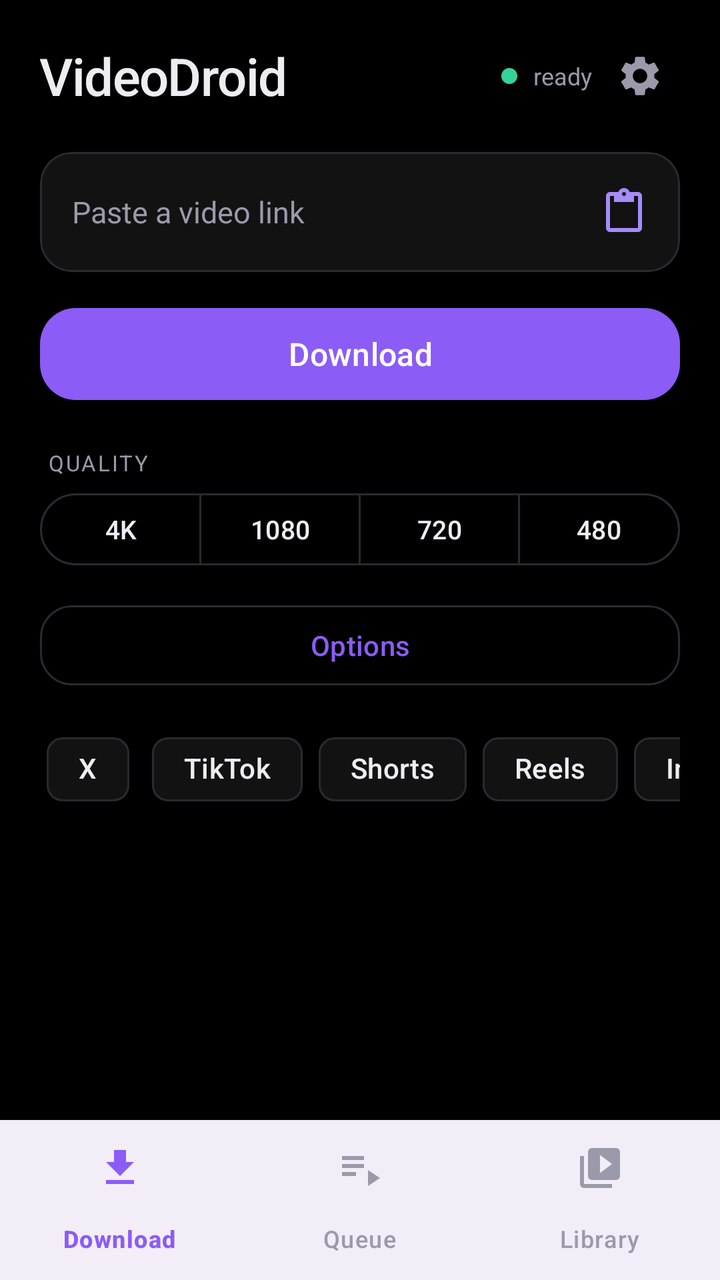
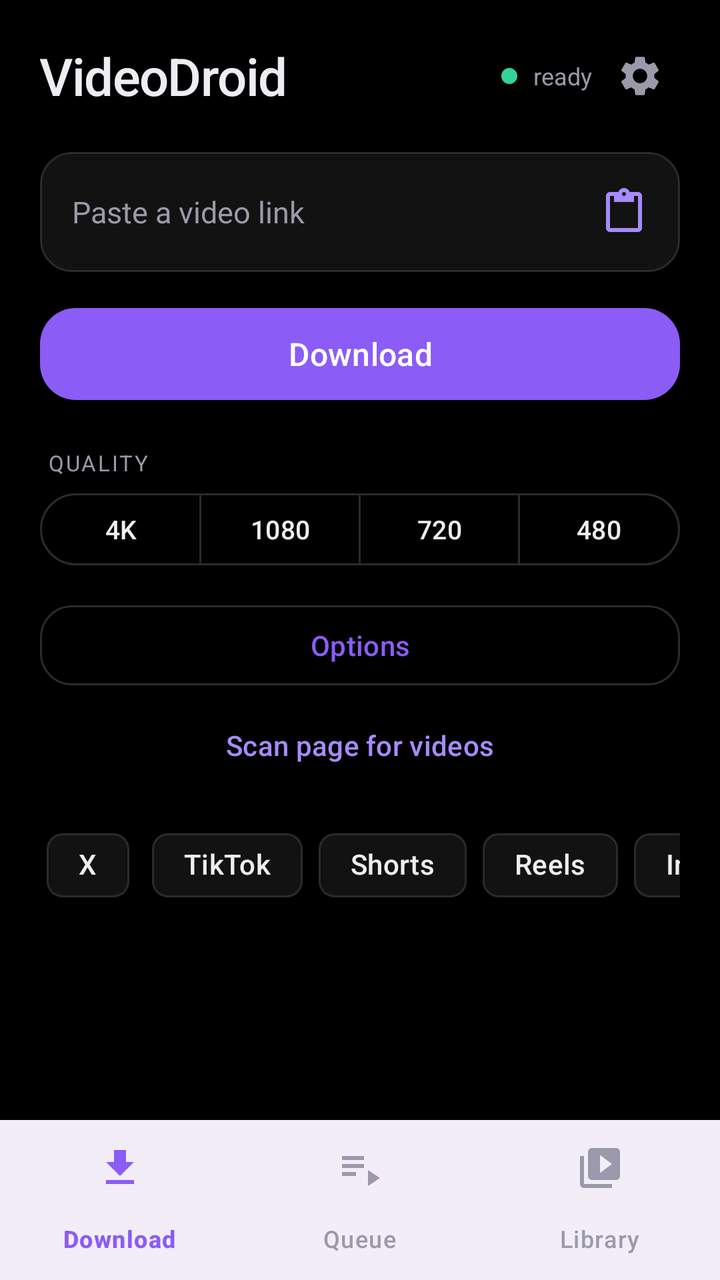

An Android layout rendered at two revisions. The XML below is the earlier revision; the diff shows what the commit changed to produce the second picture.
<!-- AndroidManifest.xml: application theme Theme.VideoDroid -->
<!-- res/layout/activity_main.xml -->
<?xml version="1.0" encoding="utf-8"?>
<LinearLayout xmlns:android="http://schemas.android.com/apk/res/android"
    xmlns:app="http://schemas.android.com/apk/res-auto"
    android:id="@+id/mainWrapper"
    android:layout_width="match_parent"
    android:layout_height="match_parent"
    android:background="@color/vd_bg"
    android:orientation="vertical">

    <ScrollView
        android:id="@+id/mainScroll"
        android:layout_width="match_parent"
        android:layout_height="0dp"
        android:layout_weight="1"
        android:fillViewport="true"
        android:scrollbars="none">

        <LinearLayout
            android:id="@+id/mainRoot"
            android:layout_width="match_parent"
            android:layout_height="wrap_content"
            android:orientation="vertical"
            android:paddingStart="20dp"
            android:paddingTop="18dp"
            android:paddingEnd="20dp"
            android:paddingBottom="28dp">

            
            <LinearLayout
                android:layout_width="match_parent"
                android:layout_height="wrap_content"
                android:gravity="center_vertical"
                android:orientation="horizontal">

                <TextView
                    android:layout_width="0dp"
                    android:layout_height="wrap_content"
                    android:layout_weight="1"
                    android:fontFamily="sans-serif-medium"
                    android:letterSpacing="-0.02"
                    android:text="VideoDroid"
                    android:textColor="@color/vd_text"
                    android:textSize="26sp" />

                <View
                    android:layout_width="8dp"
                    android:layout_height="8dp"
                    android:layout_marginEnd="8dp"
                    android:background="@drawable/dot_emerald" />

                <TextView
                    android:id="@+id/statePill"
                    android:layout_width="wrap_content"
                    android:layout_height="wrap_content"
                    android:layout_marginEnd="4dp"
                    android:text="ready"
                    android:textColor="@color/vd_text_dim"
                    android:textSize="12sp" />

                <ImageButton
                    android:id="@+id/settingsButton"
                    android:layout_width="40dp"
                    android:layout_height="40dp"
                    android:background="?attr/selectableItemBackgroundBorderless"
                    android:contentDescription="Settings"
                    android:padding="10dp"
                    android:src="@drawable/ic_settings"
                    app:tint="@color/vd_text_dim" />
            </LinearLayout>

            
            <com.google.android.material.card.MaterialCardView
                style="@style/Widget.VideoDroid.Card"
                android:layout_width="match_parent"
                android:layout_height="wrap_content"
                android:layout_marginTop="18dp">

                <LinearLayout
                    android:layout_width="match_parent"
                    android:layout_height="wrap_content"
                    android:gravity="center_vertical"
                    android:orientation="horizontal"
                    android:paddingStart="16dp"
                    android:paddingTop="4dp"
                    android:paddingEnd="6dp"
                    android:paddingBottom="4dp">

                    <EditText
                        android:id="@+id/urlInput"
                        android:layout_width="0dp"
                        android:layout_height="wrap_content"
                        android:layout_weight="1"
                        android:background="@null"
                        android:hint="Paste a video link"
                        android:imeOptions="actionGo"
                        android:inputType="textUri"
                        android:maxLines="2"
                        android:minHeight="52dp"
                        android:textColor="@color/vd_text"
                        android:textColorHint="@color/vd_text_dim"
                        android:textSize="15sp" />

                    <ImageButton
                        android:id="@+id/pasteButton"
                        android:layout_width="44dp"
                        android:layout_height="44dp"
                        android:background="?attr/selectableItemBackgroundBorderless"
                        android:contentDescription="Paste from clipboard"
                        android:padding="11dp"
                        android:src="@drawable/ic_paste"
                        app:tint="@color/vd_violet_soft" />
                </LinearLayout>
            </com.google.android.material.card.MaterialCardView>

            
            <com.google.android.material.card.MaterialCardView
                android:id="@+id/clipboardBanner"
                style="@style/Widget.VideoDroid.Card"
                android:layout_width="match_parent"
                android:layout_height="wrap_content"
                android:layout_marginTop="12dp"
                android:visibility="gone">

                <LinearLayout
                    android:layout_width="match_parent"
                    android:layout_height="wrap_content"
                    android:gravity="center_vertical"
                    android:orientation="horizontal"
                    android:paddingStart="14dp"
                    android:paddingTop="10dp"
                    android:paddingEnd="6dp"
                    android:paddingBottom="10dp">

                    <LinearLayout
                        android:layout_width="0dp"
                        android:layout_height="wrap_content"
                        android:layout_weight="1"
                        android:orientation="vertical">

                        <TextView
                            android:layout_width="match_parent"
                            android:layout_height="wrap_content"
                            android:text="Download this?"
                            android:textColor="@color/vd_text"
                            android:textSize="14sp" />

                        <TextView
                            android:id="@+id/clipboardBannerText"
                            android:layout_width="match_parent"
                            android:layout_height="wrap_content"
                            android:ellipsize="middle"
                            android:maxLines="1"
                            android:text=""
                            android:textColor="@color/vd_text_dim"
                            android:textSize="12sp" />
                    </LinearLayout>

                    <com.google.android.material.button.MaterialButton
                        android:id="@+id/clipboardBannerGo"
                        style="@style/Widget.Material3.Button.TextButton"
                        android:layout_width="wrap_content"
                        android:layout_height="wrap_content"
                        android:text="Download"
                        android:textAllCaps="false"
                        android:textColor="@color/vd_violet_soft" />

                    <com.google.android.material.button.MaterialButton
                        android:id="@+id/clipboardBannerClose"
                        style="@style/Widget.Material3.Button.TextButton"
                        android:layout_width="wrap_content"
                        android:layout_height="wrap_content"
                        android:minWidth="40dp"
                        android:text="✕"
                        android:textColor="@color/vd_text_dim" />
                </LinearLayout>
            </com.google.android.material.card.MaterialCardView>

            
            <com.google.android.material.card.MaterialCardView
                android:id="@+id/crashBanner"
                style="@style/Widget.VideoDroid.Card"
                android:layout_width="match_parent"
                android:layout_height="wrap_content"
                android:layout_marginTop="12dp"
                android:visibility="gone">

                <LinearLayout
                    android:layout_width="match_parent"
                    android:layout_height="wrap_content"
                    android:gravity="center_vertical"
                    android:orientation="horizontal"
                    android:paddingStart="14dp"
                    android:paddingTop="10dp"
                    android:paddingEnd="6dp"
                    android:paddingBottom="10dp">

                    <TextView
                        android:layout_width="0dp"
                        android:layout_height="wrap_content"
                        android:layout_weight="1"
                        android:text="VideoDroid crashed last time — view log?"
                        android:textColor="@color/vd_text"
                        android:textSize="13sp" />

                    <com.google.android.material.button.MaterialButton
                        android:id="@+id/crashBannerView"
                        style="@style/Widget.Material3.Button.TextButton"
                        android:layout_width="wrap_content"
                        android:layout_height="wrap_content"
                        android:text="View"
                        android:textAllCaps="false"
                        android:textColor="@color/vd_violet_soft" />

                    <com.google.android.material.button.MaterialButton
                        android:id="@+id/crashBannerDismiss"
                        style="@style/Widget.Material3.Button.TextButton"
                        android:layout_width="wrap_content"
                        android:layout_height="wrap_content"
                        android:minWidth="40dp"
                        android:text="✕"
                        android:textColor="@color/vd_text_dim" />
                </LinearLayout>
            </com.google.android.material.card.MaterialCardView>

            
            <com.google.android.material.button.MaterialButton
                android:id="@+id/goButton"
                android:layout_width="match_parent"
                android:layout_height="54dp"
                android:layout_marginTop="14dp"
                android:fontFamily="sans-serif-medium"
                android:text="Download"
                android:textAllCaps="false"
                android:textSize="16sp"
                app:backgroundTint="@color/vd_violet"
                app:cornerRadius="18dp" />

            <com.google.android.material.button.MaterialButton
                android:id="@+id/cancelButton"
                style="@style/Widget.Material3.Button.TextButton"
                android:layout_width="match_parent"
                android:layout_height="44dp"
                android:layout_marginTop="2dp"
                android:text="Cancel current"
                android:textAllCaps="false"
                android:textColor="@color/vd_danger"
                android:visibility="gone" />

            
            <TextView
                android:layout_width="wrap_content"
                android:layout_height="wrap_content"
                android:layout_marginStart="4dp"
                android:layout_marginTop="20dp"
                android:letterSpacing="0.08"
                android:text="QUALITY"
                android:textColor="@color/vd_text_dim"
                android:textSize="11sp" />

            <com.google.android.material.button.MaterialButtonToggleGroup
                android:id="@+id/qualityPills"
                android:layout_width="match_parent"
                android:layout_height="wrap_content"
                android:layout_marginTop="8dp"
                app:selectionRequired="true"
                app:singleSelection="true">

                <com.google.android.material.button.MaterialButton
                    android:id="@+id/q4k"
                    style="@style/Widget.VideoDroid.Pill"
                    android:layout_width="0dp"
                    android:layout_height="wrap_content"
                    android:layout_weight="1"
                    android:text="4K" />

                <com.google.android.material.button.MaterialButton
                    android:id="@+id/q1080"
                    style="@style/Widget.VideoDroid.Pill"
                    android:layout_width="0dp"
                    android:layout_height="wrap_content"
                    android:layout_weight="1"
                    android:text="1080" />

                <com.google.android.material.button.MaterialButton
                    android:id="@+id/q720"
                    style="@style/Widget.VideoDroid.Pill"
                    android:layout_width="0dp"
                    android:layout_height="wrap_content"
                    android:layout_weight="1"
                    android:text="720" />

                <com.google.android.material.button.MaterialButton
                    android:id="@+id/q480"
                    style="@style/Widget.VideoDroid.Pill"
                    android:layout_width="0dp"
                    android:layout_height="wrap_content"
                    android:layout_weight="1"
                    android:text="480" />
            </com.google.android.material.button.MaterialButtonToggleGroup>

            
            <Spinner
                android:id="@+id/dlQuality"
                android:layout_width="1dp"
                android:layout_height="1dp"
                android:visibility="gone" />

            
            <com.google.android.material.card.MaterialCardView
                android:id="@+id/jobCard"
                style="@style/Widget.VideoDroid.Card"
                android:layout_width="match_parent"
                android:layout_height="wrap_content"
                android:layout_marginTop="20dp"
                android:visibility="gone">

                <LinearLayout
                    android:layout_width="match_parent"
                    android:layout_height="wrap_content"
                    android:orientation="vertical"
                    android:padding="16dp">

                    <LinearLayout
                        android:layout_width="match_parent"
                        android:layout_height="wrap_content"
                        android:gravity="center_vertical"
                        android:orientation="horizontal">

                        <ImageView
                            android:id="@+id/jobThumb"
                            android:layout_width="54dp"
                            android:layout_height="54dp"
                            android:background="@color/vd_surface_high"
                            android:contentDescription="Thumbnail"
                            android:scaleType="centerCrop" />

                        <LinearLayout
                            android:layout_width="0dp"
                            android:layout_height="wrap_content"
                            android:layout_marginStart="12dp"
                            android:layout_weight="1"
                            android:orientation="vertical">

                            <TextView
                                android:id="@+id/status"
                                android:layout_width="match_parent"
                                android:layout_height="wrap_content"
                                android:ellipsize="end"
                                android:maxLines="2"
                                android:text="Starting…"
                                android:textColor="@color/vd_text"
                                android:textSize="14sp" />

                            <LinearLayout
                                android:layout_width="match_parent"
                                android:layout_height="wrap_content"
                                android:layout_marginTop="4dp"
                                android:orientation="horizontal">

                                <TextView
                                    android:id="@+id/jobSpeed"
                                    android:layout_width="wrap_content"
                                    android:layout_height="wrap_content"
                                    android:text=""
                                    android:textColor="@color/vd_emerald"
                                    android:textSize="12sp" />

                                <TextView
                                    android:id="@+id/jobEta"
                                    android:layout_width="wrap_content"
                                    android:layout_height="wrap_content"
                                    android:layout_marginStart="10dp"
                                    android:text=""
                                    android:textColor="@color/vd_text_dim"
                                    android:textSize="12sp" />
                            </LinearLayout>
                        </LinearLayout>
                    </LinearLayout>

                    <com.google.android.material.progressindicator.LinearProgressIndicator
                        android:id="@+id/jobProgress"
                        android:layout_width="match_parent"
                        android:layout_height="6dp"
                        android:layout_marginTop="14dp"
                        android:max="100"
                        android:visibility="gone"
                        app:indicatorColor="@color/vd_violet"
                        app:trackColor="@color/vd_outline"
                        app:trackThickness="6dp" />
                </LinearLayout>
            </com.google.android.material.card.MaterialCardView>

            
            <com.google.android.material.button.MaterialButton
                android:id="@+id/optionsButton"
                style="@style/Widget.Material3.Button.OutlinedButton"
                android:layout_width="match_parent"
                android:layout_height="48dp"
                android:layout_marginTop="16dp"
                android:fontFamily="sans-serif-medium"
                android:text="Options"
                android:textAllCaps="false"
                app:cornerRadius="16dp"
                app:strokeColor="@color/vd_outline" />

            
            <HorizontalScrollView
                android:layout_width="match_parent"
                android:layout_height="wrap_content"
                android:layout_marginTop="14dp"
                android:scrollbars="none">

                <com.google.android.material.chip.ChipGroup
                    android:id="@+id/presetsExpanded"
                    android:layout_width="wrap_content"
                    android:layout_height="wrap_content"
                    app:singleLine="true">

                    <com.google.android.material.chip.Chip
                        android:id="@+id/presetX"
                        style="@style/Widget.Material3.Chip.Assist"
                        android:layout_width="wrap_content"
                        android:layout_height="wrap_content"
                        android:text="X" />
                    <com.google.android.material.chip.Chip
                        android:id="@+id/presetTikTok"
                        style="@style/Widget.Material3.Chip.Assist"
                        android:layout_width="wrap_content"
                        android:layout_height="wrap_content"
                        android:text="TikTok" />
                    <com.google.android.material.chip.Chip
                        android:id="@+id/presetShorts"
                        style="@style/Widget.Material3.Chip.Assist"
                        android:layout_width="wrap_content"
                        android:layout_height="wrap_content"
                        android:text="Shorts" />
                    <com.google.android.material.chip.Chip
                        android:id="@+id/presetReels"
                        style="@style/Widget.Material3.Chip.Assist"
                        android:layout_width="wrap_content"
                        android:layout_height="wrap_content"
                        android:text="Reels" />
                    <com.google.android.material.chip.Chip
                        android:id="@+id/presetInstagram"
                        style="@style/Widget.Material3.Chip.Assist"
                        android:layout_width="wrap_content"
                        android:layout_height="wrap_content"
                        android:text="Instagram" />
                    <com.google.android.material.chip.Chip
                        android:id="@+id/presetYouTube"
                        style="@style/Widget.Material3.Chip.Assist"
                        android:layout_width="wrap_content"
                        android:layout_height="wrap_content"
                        android:text="YouTube" />
                    <com.google.android.material.chip.Chip
                        android:id="@+id/presetFacebook"
                        style="@style/Widget.Material3.Chip.Assist"
                        android:layout_width="wrap_content"
                        android:layout_height="wrap_content"
                        android:text="Facebook" />
                </com.google.android.material.chip.ChipGroup>
            </HorizontalScrollView>

            
            <LinearLayout
                android:id="@+id/exportOptions"
                android:layout_width="match_parent"
                android:layout_height="wrap_content"
                android:orientation="vertical"
                android:visibility="gone">

                <android.widget.Switch
                    android:id="@+id/exportSwitch"
                    android:layout_width="wrap_content"
                    android:layout_height="wrap_content" />

                <LinearLayout
                    android:id="@+id/aspectRatioRow"
                    android:layout_width="match_parent"
                    android:layout_height="wrap_content"
                    android:orientation="horizontal">

                    <Spinner
                        android:id="@+id/aspectMode"
                        android:layout_width="0dp"
                        android:layout_height="48dp"
                        android:layout_weight="1" />

                    <Spinner
                        android:id="@+id/aspectRatio"
                        android:layout_width="0dp"
                        android:layout_height="48dp"
                        android:layout_weight="1" />
                </LinearLayout>

                <android.widget.Switch
                    android:id="@+id/trimSwitch"
                    android:layout_width="wrap_content"
                    android:layout_height="wrap_content" />

                <TextView
                    android:id="@+id/trimOnOff"
                    android:layout_width="wrap_content"
                    android:layout_height="wrap_content"
                    android:text="" />

                <LinearLayout
                    android:id="@+id/trimFields"
                    android:layout_width="match_parent"
                    android:layout_height="wrap_content"
                    android:orientation="horizontal">

                    <EditText
                        android:id="@+id/trimStart"
                        android:layout_width="0dp"
                        android:layout_height="wrap_content"
                        android:layout_weight="1"
                        android:inputType="text" />

                    <EditText
                        android:id="@+id/trimEnd"
                        android:layout_width="0dp"
                        android:layout_height="wrap_content"
                        android:layout_weight="1"
                        android:inputType="text" />
                </LinearLayout>

                <com.google.android.material.button.MaterialButton
                    android:id="@+id/openPageButton"
                    android:layout_width="wrap_content"
                    android:layout_height="wrap_content"
                    android:text="Open page"
                    android:visibility="gone" />
            </LinearLayout>
        </LinearLayout>
    </ScrollView>

    
    <include layout="@layout/bottom_nav" />
</LinearLayout>
<!-- res/layout/bottom_nav.xml (included above) -->
<?xml version="1.0" encoding="utf-8"?>
<com.google.android.material.bottomnavigation.BottomNavigationView
    xmlns:android="http://schemas.android.com/apk/res/android"
    xmlns:app="http://schemas.android.com/apk/res-auto"
    android:id="@+id/bottomNav"
    android:layout_width="match_parent"
    android:layout_height="wrap_content"
    android:background="?attr/colorSurfaceContainer"
    app:itemActiveIndicatorStyle="@style/Widget.Material3.BottomNavigationView.ActiveIndicator"
    app:itemIconTint="@color/bottom_nav_icon_tint"
    app:itemTextColor="@color/bottom_nav_icon_tint"
    app:labelVisibilityMode="labeled"
    app:menu="@menu/bottom_nav" />
<!-- resources referenced by this layout -->
<resources>
  <color name="vd_bg">#000000</color>
  <color name="vd_danger">#F87171</color>
  <color name="vd_emerald">#34D399</color>
  <color name="vd_outline">#2A2A2F</color>
  <color name="vd_surface_high">#1C1C1E</color>
  <color name="vd_text">#EDEDF2</color>
  <color name="vd_text_dim">#9A9AAB</color>
  <color name="vd_violet">#8B5CF6</color>
  <color name="vd_violet_soft">#A78BFA</color>
  <!-- drawable dot_emerald (drawable) -->
  <?xml version="1.0" encoding="utf-8"?>
  <shape xmlns:android="http://schemas.android.com/apk/res/android"
      android:shape="oval">
      <solid android:color="@color/vd_emerald" />
      <size android:width="8dp" android:height="8dp" />
  </shape>
  <!-- drawable ic_paste (drawable) -->
  <vector xmlns:android="http://schemas.android.com/apk/res/android"
      android:width="24dp"
      android:height="24dp"
      android:viewportWidth="24"
      android:viewportHeight="24">
      <path
          android:fillColor="#FFFFFFFF"
          android:pathData="M19,2h-4.18C14.4,0.84 13.3,0 12,0S9.6,0.84 9.18,2H5C3.9,2 3,2.9 3,4v16c0,1.1 0.9,2 2,2h14c1.1,0 2,-0.9 2,-2V4C21,2.9 20.1,2 19,2zM12,2c0.55,0 1,0.45 1,1s-0.45,1 -1,1s-1,-0.45 -1,-1S11.45,2 12,2zM19,20H5V4h2v3h10V4h2V20z" />
  </vector>
  <style name="Widget.VideoDroid.Card" parent="Widget.Material3.CardView.Filled">
          <item name="cardBackgroundColor">@color/vd_surface</item>
          <item name="cardCornerRadius">@dimen/corner_card</item>
          <item name="cardElevation">0dp</item>
          <item name="strokeColor">@color/vd_outline</item>
          <item name="strokeWidth">1dp</item>
      </style>
  <style name="Widget.VideoDroid.Pill" parent="Widget.Material3.Button.OutlinedButton">
          <item name="android:minHeight">36dp</item>
          <item name="android:minWidth">0dp</item>
          <item name="android:insetTop">0dp</item>
          <item name="android:insetBottom">0dp</item>
          <item name="android:paddingStart">16dp</item>
          <item name="android:paddingEnd">16dp</item>
          <item name="cornerRadius">@dimen/corner_pill</item>
          <item name="android:textAllCaps">false</item>
          <item name="android:textSize">13sp</item>
      </style>
  <style name="Theme.VideoDroid" parent="Theme.Material3.DayNight.NoActionBar">
          <item name="colorPrimary">@color/primary</item>
          <item name="colorOnPrimary">@color/onPrimary</item>
          <item name="colorSecondary">@color/secondary</item>
          <item name="colorOnSecondary">@color/onSecondary</item>
          <item name="android:colorBackground">@color/vd_bg</item>
          <item name="colorSurface">@color/vd_surface</item>
          <item name="colorSurfaceVariant">@color/vd_surface_high</item>
          <item name="colorOnSurface">@color/vd_text</item>
          <item name="colorOnSurfaceVariant">@color/vd_text_dim</item>
          <item name="colorOutline">@color/vd_outline</item>
          <item name="android:windowBackground">@color/vd_bg</item>
          <item name="android:statusBarColor">@android:color/transparent</item>
          <item name="android:navigationBarColor">@android:color/transparent</item>
          <item name="android:windowLightStatusBar">false</item>
      </style>
  <color name="vd_surface">#121212</color>
  <dimen name="corner_card">16dp</dimen>
  <dimen name="corner_pill">18dp</dimen>
  <color name="primary">#8B5CF6</color>
  <color name="onPrimary">#FFFFFF</color>
  <color name="secondary">#34D399</color>
  <color name="onSecondary">#00251A</color>
  <!-- unchanged entries left out for length: 1 -->
</resources>

<!-- the commit's change to res/layout/activity_main.xml (unified diff, before → after) -->
@@ -402,6 +402,18 @@
                 android:textAllCaps="false"
                 app:cornerRadius="16dp"
                 app:strokeColor="@color/vd_outline" />
+
+            
+            <com.google.android.material.button.MaterialButton
+                android:id="@+id/scanPageButton"
+                style="@style/Widget.Material3.Button.TextButton"
+                android:layout_width="match_parent"
+                android:layout_height="44dp"
+                android:layout_marginTop="4dp"
+                android:fontFamily="sans-serif-medium"
+                android:text="Scan page for videos"
+                android:textAllCaps="false"
+                android:textColor="@color/vd_violet_soft" />
 
             
             <HorizontalScrollView
